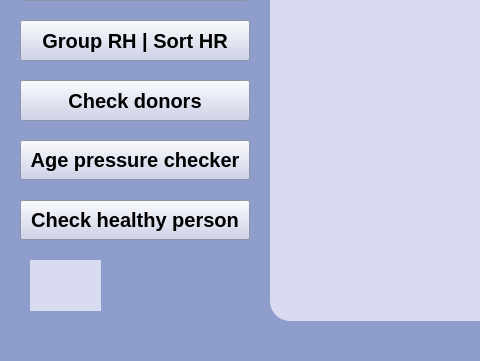
The window that PatientMonitor/patientmonitor.ui (maxnevermo/KURSOVA) describes before a commit, drawn with Qt 5; both pictures show x 0 to 480 and y 289 to 650 of the 990 by 650 pixel window.
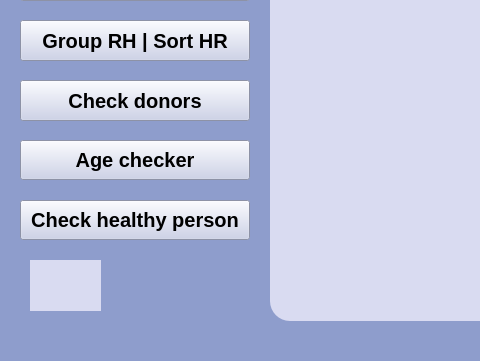
The same window after the commit. Icons and pictures are not drawn.

What changed in the file:
```diff
--- a/PatientMonitor/patientmonitor.ui
+++ b/PatientMonitor/patientmonitor.ui
@@ -311,7 +311,7 @@
 </string>
     </property>
     <property name="text">
-     <string>Age pressure checker</string>
+     <string>Age checker</string>
     </property>
    </widget>
    <widget class="QPushButton" name="normPressureCheckButton">
```
Left out of the diff: 6 changed lines with no effect on the pictures.
